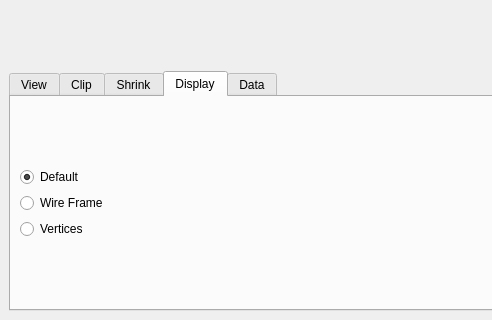
The window that include/mainwindow.ui (toarukagakunoSirius/ModelLoader) describes before a commit, drawn with Qt 5; both pictures show x 0 to 492 and y 284 to 604 of the 753 by 604 pixel window.
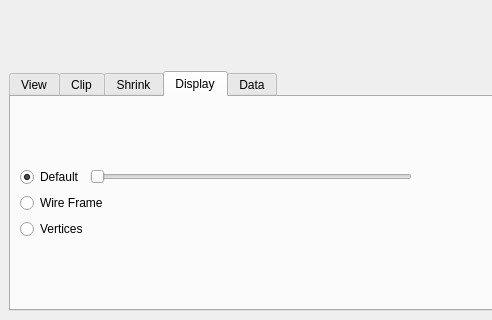
The same window after the commit. Icons and pictures are not drawn. Custom widgets are drawn as their Qt base class.

Commit message: Slider Bar

Diff of the .ui file:
```diff
--- a/include/mainwindow.ui
+++ b/include/mainwindow.ui
@@ -469,6 +469,19 @@
                   </property>
                  </widget>
                 </item>
+                <item>
+                 <widget class="QSlider" name="OpacitySlider">
+                  <property name="minimum">
+                   <number>0</number>
+                  </property>
+                  <property name="maximum">
+                   <number>99</number>
+                  </property>
+                  <property name="orientation">
+                   <enum>Qt::Horizontal</enum>
+                  </property>
+                 </widget>
+                </item>
                 <item>
                  <spacer name="horizontalSpacer_10">
                   <property name="orientation">
```
The commit also changes 2 other files.
